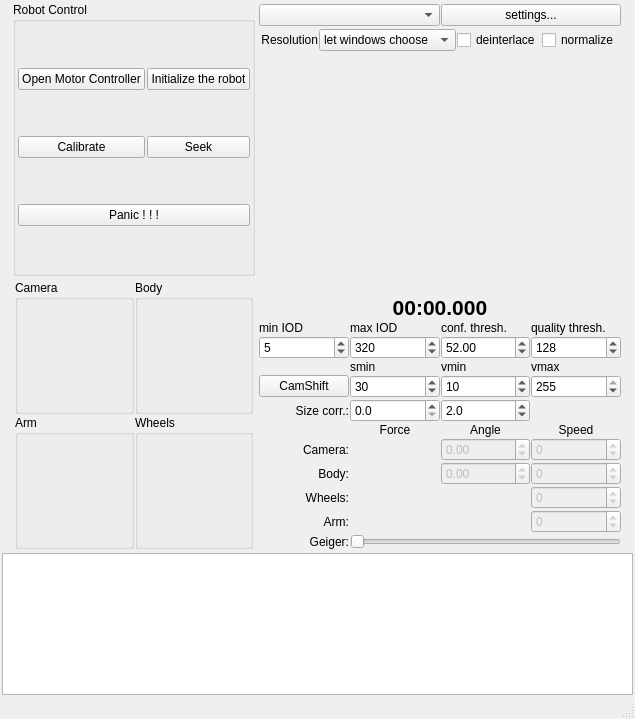
Old version of the form RoboShell.ui in the repository artm/biofame-robot.
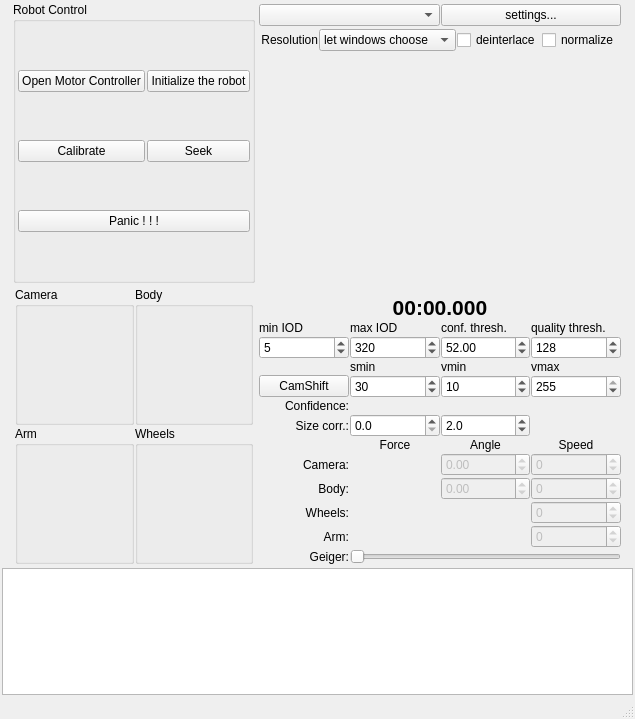
New version of the form. Custom widgets are drawn as their Qt base class.

The edit to the form file:
```diff
--- a/RoboShell.ui
+++ b/RoboShell.ui
@@ -710,6 +710,32 @@
          </property>
         </widget>
        </item>
+       <item row="10" column="0">
+        <widget class="QLabel" name="camForceLabel_2">
+         <property name="text">
+          <string>Confidence:</string>
+         </property>
+         <property name="alignment">
+          <set>Qt::AlignRight|Qt::AlignTrailing|Qt::AlignVCenter</set>
+         </property>
+        </widget>
+       </item>
+       <item row="10" column="1">
+        <widget class="SignalIndicator" name="confidence" native="true">
+         <property name="sizePolicy">
+          <sizepolicy hsizetype="Preferred" vsizetype="Fixed">
+           <horstretch>0</horstretch>
+           <verstretch>0</verstretch>
+          </sizepolicy>
+         </property>
+         <property name="minimumSize">
+          <size>
+           <width>0</width>
+           <height>5</height>
+          </size>
+         </property>
+        </widget>
+       </item>
       </layout>
      </widget>
     </item>
```
